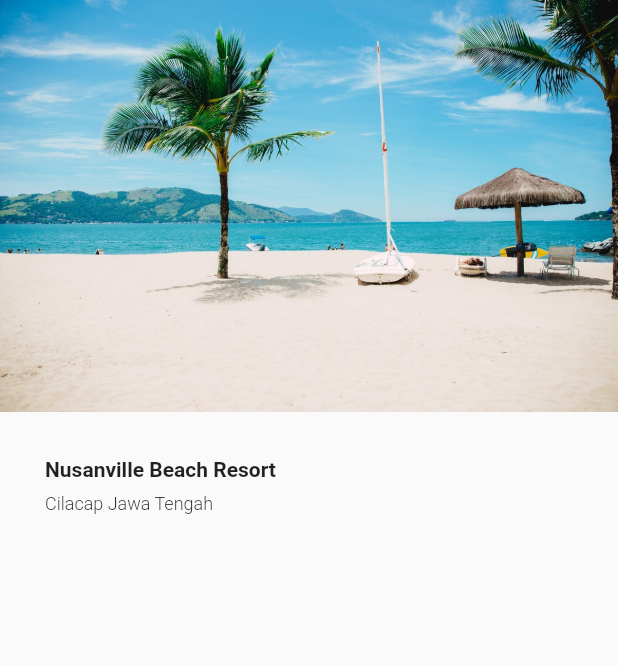
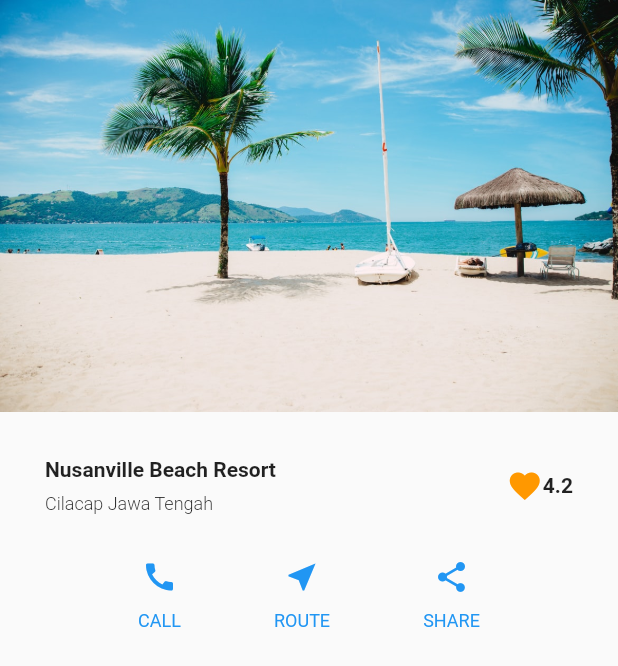
Before and after one commit to linggamdj/flutter-starter, a Flutter app: the screen it shows after launch, on a phone screen of 412 x 824 dp. Shown: the top 666 px of the screen. Run offline on Flutter 3.47's test engine with Material 2 defaults, Android fonts, the phone set to English and light mode, and no system bars.

Commit message:
button widget added

```diff
--- a/design_to_code/lib/home_page.dart
+++ b/design_to_code/lib/home_page.dart
@@ -6,7 +6,6 @@ class HomePage extends StatelessWidget {
     return Scaffold(
       body: SafeArea(
         child: Column(
-          crossAxisAlignment: CrossAxisAlignment.start,
           children: [
             Image.asset('assets/image.jpg'),
             SizedBox(
@@ -17,6 +16,7 @@ class HomePage extends StatelessWidget {
                 horizontal: 30,
               ),
               child: Row(
+                mainAxisAlignment: MainAxisAlignment.spaceBetween,
                 children: [
                   Column(
                     crossAxisAlignment: CrossAxisAlignment.start,
@@ -34,7 +34,84 @@ class HomePage extends StatelessWidget {
                             fontWeight: FontWeight.w300, fontSize: 12),
                       ),
                     ],
-                  )
+                  ),
+                  Row(
+                    children: [
+                      Icon(
+                        Icons.favorite,
+                        color: Colors.orange,
+                        size: 24.0,
+                      ),
+                      Text(
+                        '4.2',
+                        style: TextStyle(fontWeight: FontWeight.bold),
+                      )
+                    ],
+                  ),
+                ],
+              ),
+            ),
+            SizedBox(
+              height: 30,
+            ),
+            Padding(
+              padding: EdgeInsets.symmetric(
+                horizontal: 30,
+              ),
+              child: Row(
+                mainAxisAlignment: MainAxisAlignment.spaceEvenly,
+                children: [
+                  Column(
+                    children: [
+                      Icon(
+                        Icons.call,
+                        color: Colors.blue,
+                        size: 24.0,
+                      ),
+                      SizedBox(
+                        height: 10,
+                      ),
+                      Text('CALL',
+                          style: TextStyle(
+                            color: Colors.blue,
+                            fontSize: 12,
+                          ))
+                    ],
+                  ),
+                  Column(
+                    children: [
+                      Icon(
+                        Icons.near_me,
+                        color: Colors.blue,
+                        size: 24.0,
+                      ),
+                      SizedBox(
+                        height: 10,
+                      ),
+                      Text('ROUTE',
+                          style: TextStyle(
+                            color: Colors.blue,
+                            fontSize: 12,
+                          ))
+                    ],
+                  ),
+                  Column(
+                    children: [
+                      Icon(
+                        Icons.share,
+                        color: Colors.blue,
+                        size: 24.0,
+                      ),
+                      SizedBox(
+                        height: 10,
+                      ),
+                      Text('SHARE',
+                          style: TextStyle(
+                            color: Colors.blue,
+                            fontSize: 12,
+                          ))
+                    ],
+                  ),
                 ],
               ),
             ),
```
